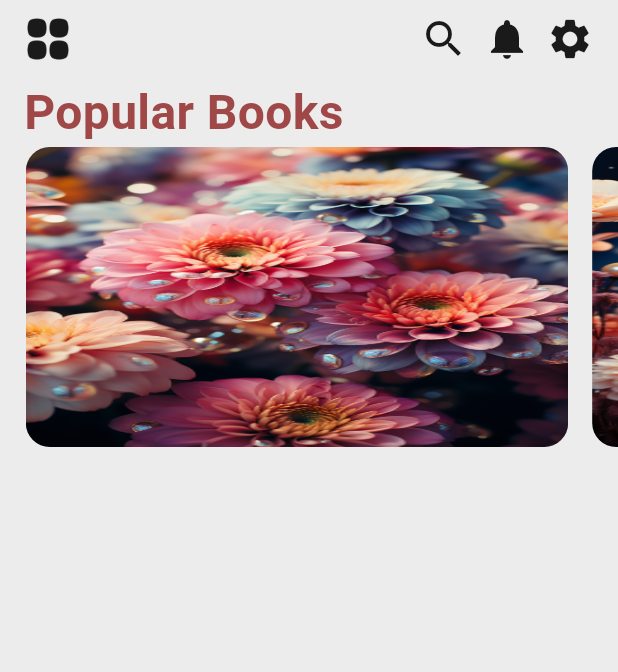
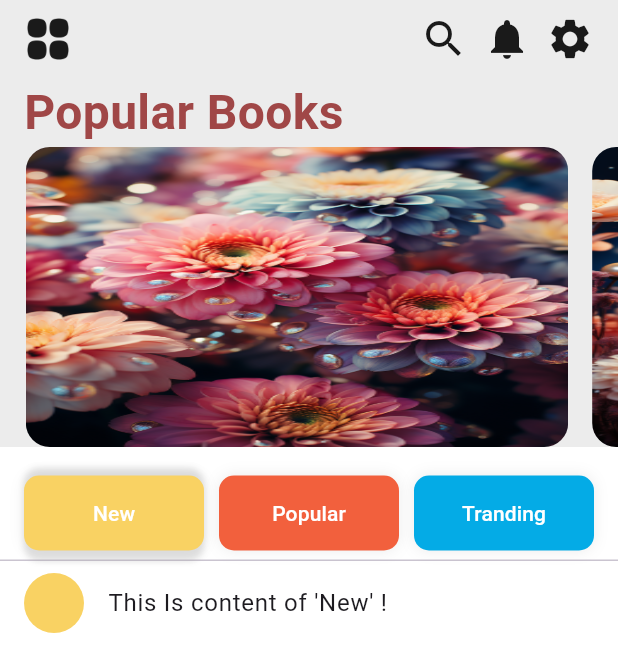
Before and after one commit to mohamedsidry/ebook_audio_player, a Flutter app: the screen it shows after launch, on a phone screen of 412 x 824 dp. Shown: the top 672 px of the screen. Run offline on Flutter 3.47's test engine with Material 3 defaults, Android fonts, the phone set to English and light mode, and no system bars.

Commit message:
navigation scroll view added !
add logic of tab navigation of scrollview !

```diff
--- /dev/null
+++ b/lib/components/navigation_view.dart
@@ -0,0 +1,160 @@
+import 'package:ebook_audio_player/config/ui/app_colors.dart';
+import 'package:flutter/material.dart';
+
+class NavigationView extends StatefulWidget {
+  const NavigationView({super.key});
+  @override
+  State<NavigationView> createState() => _NavigationView();
+}
+
+class _NavigationView extends State<NavigationView>
+    with SingleTickerProviderStateMixin {
+  late ScrollController _scrollController;
+  late TabController _tabController;
+
+  @override
+  void initState() {
+    super.initState();
+    _tabController = TabController(length: 3, vsync: this);
+    _scrollController = ScrollController();
+  }
+
+  @override
+  void dispose() {
+    // Disposing controllers when they are no longer needed
+    _tabController.dispose();
+    _scrollController.dispose();
+    super.dispose();
+  }
+
+  @override
+  Widget build(BuildContext context) {
+    return Expanded(
+      child: NestedScrollView(
+        controller: _scrollController,
+        headerSliverBuilder: (BuildContext context, bool isScroll) => [
+          SliverAppBar(
+            backgroundColor: Colors.white,
+            surfaceTintColor: Colors.white,
+            centerTitle: true,
+            pinned: true,
+            bottom: PreferredSize(
+              preferredSize: const Size.fromHeight(20),
+              child: Container(
+                color: Colors.white,
+                child: TabBar(
+                  tabAlignment: TabAlignment.center,
+                  indicatorPadding: const EdgeInsets.all(0),
+                  controller: _tabController,
+                  indicatorSize: TabBarIndicatorSize.label,
+                  labelPadding: const EdgeInsets.all(5),
+                  isScrollable: true,
+                  indicator: BoxDecoration(
+                      borderRadius: BorderRadius.circular(10),
+                      boxShadow: [
+                        BoxShadow(
+                          color: Colors.grey.withOpacity(0.3),
+                          blurRadius: 3,
+                          offset: const Offset(0, 0),
+                        )
+                      ]),
+                  tabs: [
+                    Container(
+                      width: 120,
+                      height: 50,
+                      alignment: Alignment.center,
+                      decoration: BoxDecoration(
+                          borderRadius: BorderRadius.circular(10),
+                          color: AppColors.menuColors['color1'],
+                          boxShadow: [
+                            BoxShadow(
+                              color: Colors.grey.withOpacity(0.2),
+                              blurRadius: 8,
+                              offset: const Offset(0, 0),
+                            )
+                          ]),
+                      child: const Text(
+                        "New",
+                        style: TextStyle(color: Colors.white),
+                      ),
+                    ),
+                    Container(
+                      width: 120,
+                      height: 50,
+                      alignment: Alignment.center,
+                      decoration: BoxDecoration(
+                          color: AppColors.menuColors['color2'],
+                          borderRadius: BorderRadius.circular(10),
+                          boxShadow: [
+                            BoxShadow(
+                              color: Colors.grey.withOpacity(0.2),
+                              blurRadius: 8,
+                              offset: const Offset(0, 0),
+                            )
+                          ]),
+                      child: const Text(
+                        "Popular",
+                        style: TextStyle(color: Colors.white),
+                      ),
+                    ),
+                    Container(
+                      width: 120,
+                      height: 50,
+                      alignment: Alignment.center,
+                      decoration: BoxDecoration(
+                          color: AppColors.menuColors['color3'],
+                          borderRadius: BorderRadius.circular(10),
+                          boxShadow: [
+                            BoxShadow(
+                              color: Colors.grey.withOpacity(0.2),
+                              blurRadius: 8,
+                              offset: const Offset(0, 0),
+                            )
+                          ]),
+                      child: const Text(
+                        "Tranding",
+                        style: TextStyle(color: Colors.white),
+                      ),
+                    ),
+                  ],
+                ),
+              ),
+            ),
+          )
+        ],
+        body: TabBarView(
+          controller: _tabController,
+          children: [
+            Material(
+              color: Colors.white,
+              child: ListTile(
+                leading: CircleAvatar(
+                  backgroundColor: AppColors.menuColors['color1'],
+                ),
+                title: const Text("This Is content of 'New' !"),
+              ),
+            ),
+            Material(
+              color: Colors.white,
+              child: ListTile(
+                leading: CircleAvatar(
+                  backgroundColor: AppColors.menuColors['color2'],
+                ),
+                title: const Text("This Is content 'Popular' !"),
+              ),
+            ),
+            Material(
+              color: Colors.white,
+              child: ListTile(
+                leading: CircleAvatar(
+                  backgroundColor: AppColors.menuColors['color3'],
+                ),
+                title: const Text("This Is content of 'Tranding' !"),
+              ),
+            )
+          ],
+        ),
+      ),
+    );
+  }
+}
--- a/lib/home_page.dart
+++ b/lib/home_page.dart
@@ -1,3 +1,4 @@
+import 'package:ebook_audio_player/components/navigation_view.dart';
 import 'package:flutter/material.dart';
 import 'package:ebook_audio_player/app_header.dart';
 import 'package:ebook_audio_player/components/popular_books.dart';
@@ -36,6 +37,7 @@ class _HomePage extends State<HomePage> {
               const PopularBooksSlider(
                 imageLocation: SlideImageConfig.sourceOfImages,
               ),
+              const NavigationView(),
             ],
           ),
         ),
```
